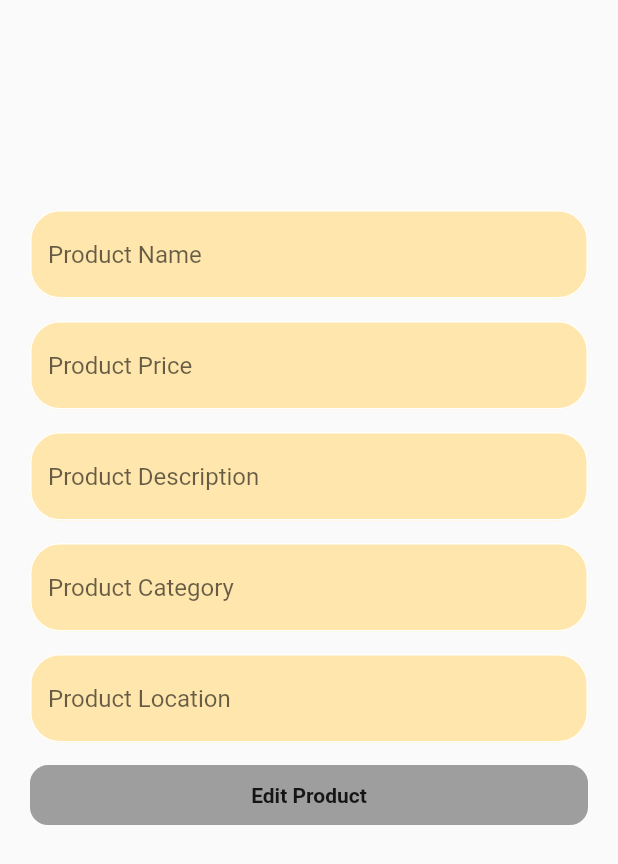
After one commit to Hishamk99/e-commerce, a Flutter app: the EditProducts screen opened by its route, on a phone screen of 412 x 824 dp. The commit adds this screen. Shown: the top 864 px of the screen. Run offline on Flutter 3.47's test engine with Material 2 defaults, Android fonts, the phone set to English and light mode, and no system bars; our stand-ins replace cloud_firestore, firebase_auth, firebase_core, modal_progress_hud_nsn; accounts and stored records are empty.

Commit message:
navigaor to edit page

```diff
--- a/lib/main.dart
+++ b/lib/main.dart
@@ -1,3 +1,4 @@
+import 'package:e_commerce/screens/edit_products.dart';
 import 'package:e_commerce/screens/login_screen.dart';
 import 'package:e_commerce/screens/signup_screen.dart';
 import 'package:flutter/material.dart';
@@ -6,7 +7,7 @@ import 'package:provider/provider.dart';
 import 'provider/admin_mode.dart';
 import 'screens/add_product.dart';
 import 'screens/admin_screen.dart';
-import 'screens/edit_product.dart';
+import 'screens/mange_product.dart';
 
 void main()async {
   WidgetsFlutterBinding.ensureInitialized();
@@ -28,7 +29,8 @@ class EcommerceApp extends StatelessWidget {
           SignUpScreen.id :(context) => const SignUpScreen(),
           AdminScreen.id :(context) => const AdminScreen(),
           AddProduct.id :(context) => AddProduct(),
-          EditProduct.id :(context) => const EditProduct(),
+          ManageProducts.id :(context) => const ManageProducts(),
+          EditProducts.id :(context) => EditProducts(),
         },
         initialRoute: LoginScreen.id,
       ),
--- a/lib/screens/admin_screen.dart
+++ b/lib/screens/admin_screen.dart
@@ -1,6 +1,6 @@
 import 'package:e_commerce/constants.dart';
 import 'package:e_commerce/screens/add_product.dart';
-import 'package:e_commerce/screens/edit_product.dart';
+import 'package:e_commerce/screens/mange_product.dart';
 import 'package:flutter/material.dart';
 
 class AdminScreen extends StatelessWidget {
@@ -39,7 +39,7 @@ class AdminScreen extends StatelessWidget {
             const SizedBox(height: 15,),
             GestureDetector(
               onTap: () {
-                Navigator.pushNamed(context, EditProduct.id);
+                Navigator.pushNamed(context, ManageProducts.id);
               },
               child: Container(
                 width: 120,
--- /dev/null
+++ b/lib/screens/edit_products.dart
@@ -0,0 +1,86 @@
+import 'package:e_commerce/services/store.dart';
+import 'package:e_commerce/widgets/custom_text_form_field.dart';
+import 'package:flutter/material.dart';
+
+class EditProducts extends StatelessWidget {
+  EditProducts({super.key});
+  static String id = 'EditProducts';
+  String? name, price, decs, category, location;
+  final store = Store();
+
+  @override
+  Widget build(BuildContext context) {
+    return SafeArea(
+      child: Scaffold(
+        body: Padding(
+          padding: const EdgeInsets.symmetric(horizontal: 20),
+          child: ListView(children: [
+            SizedBox(height: MediaQuery.of(context).size.height * .17),
+            CustomTextField(
+                hint: 'Product Name',
+                onSaved: (value) {
+                  name = value;
+                }),
+            const SizedBox(
+              height: 15,
+            ),
+            CustomTextField(
+                hint: 'Product Price',
+                onSaved: (value) {
+                  price = value;
+                }),
+            const SizedBox(
+              height: 15,
+            ),
+            CustomTextField(
+                hint: 'Product Description',
+                onSaved: (value) {
+                  decs = value;
+                }),
+            const SizedBox(
+              height: 15,
+            ),
+            CustomTextField(
+                hint: 'Product Category',
+                onSaved: (value) {
+                  category = value;
+                }),
+            const SizedBox(
+              height: 15,
+            ),
+            CustomTextField(
+                hint: 'Product Location',
+                onSaved: (value) {
+                  location = value;
+                }),
+            const SizedBox(
+              height: 15,
+            ),
+            GestureDetector(
+              onTap: () {
+              },
+              child: Container(
+                width: 120,
+                height: 40,
+                decoration: BoxDecoration(
+                  color: Colors.grey,
+                  borderRadius: BorderRadius.circular(12),
+                ),
+                child: const Center(
+                  child: Text(
+                    'Edit Product',
+                    style: TextStyle(
+                      fontSize: 14,
+                      fontWeight: FontWeight.bold,
+                      //color: Colors.white
+                    ),
+                  ),
+                ),
+              ),
+            ),
+          ]),
+        ),
+      ),
+    );
+  }
+}
```
Also changed, not shown: lib/screens/mange_product.dart (renamed from lib/screens/edit_product.dart, +20 -15 lines).
